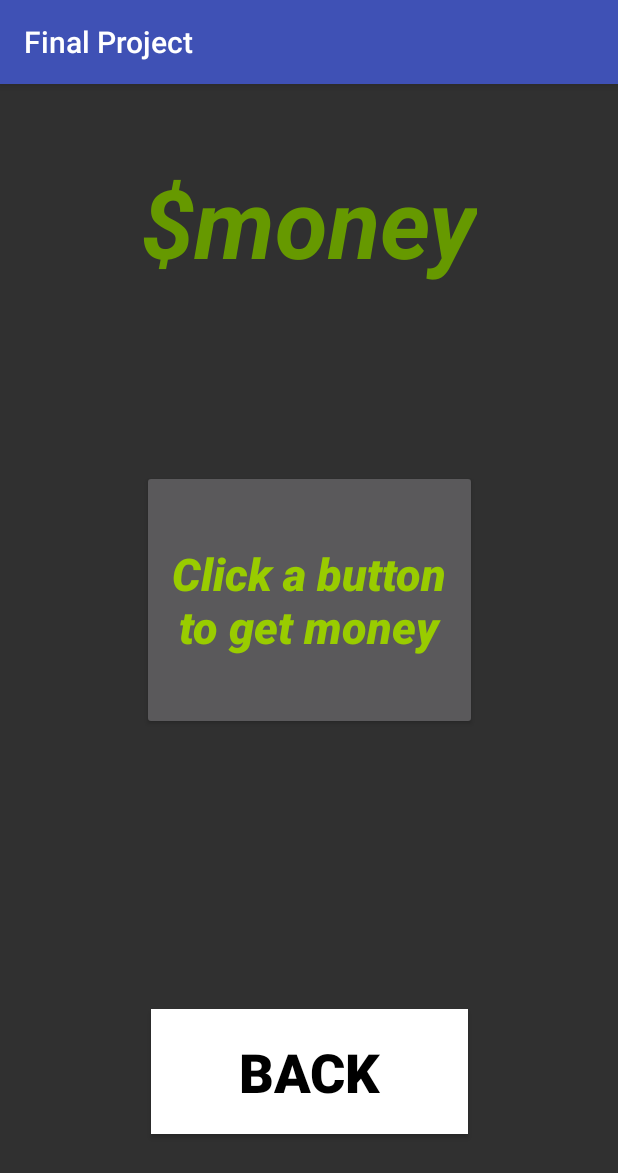
After one commit to annemariecabs/FinalProject, an Android app: the MoneyActivity screen opened directly, with no data from a screen before it, on a phone screen of 412 x 824 dp. The commit adds this screen. Shown: the top 1173 px of the screen. Run offline under Robolectric (Android 15) with nearby library versions, the phone set to English and light mode, and no system bars.

```diff
--- a/app/src/main/AndroidManifest.xml
+++ b/app/src/main/AndroidManifest.xml
@@ -18,7 +18,9 @@
             </intent-filter>
         </activity>
         <activity android:name=".EndingActivity" />
-        <activity android:name=".CreditActivity"></activity>
+        <activity android:name=".CreditActivity" />
+        <activity android:name=".MoneyActivity" />
+        <activity android:name=".ClickActivity"></activity>
     </application>
 
 </manifest>
--- /dev/null
+++ b/app/src/main/java/com/bishopireton/finalproject/MoneyActivity.java
@@ -0,0 +1,13 @@
+package com.bishopireton.finalproject;
+
+import android.support.v7.app.AppCompatActivity;
+import android.os.Bundle;
+
+public class MoneyActivity extends AppCompatActivity {
+
+    @Override
+    protected void onCreate(Bundle savedInstanceState) {
+        super.onCreate(savedInstanceState);
+        setContentView(R.layout.activity_money);
+    }
+}
--- /dev/null
+++ b/app/src/main/res/layout/activity_money.xml
@@ -0,0 +1,61 @@
+<?xml version="1.0" encoding="utf-8"?>
+<android.support.constraint.ConstraintLayout xmlns:android="http://schemas.android.com/apk/res/android"
+    xmlns:app="http://schemas.android.com/apk/res-auto"
+    xmlns:tools="http://schemas.android.com/tools"
+    android:layout_width="match_parent"
+    android:layout_height="match_parent"
+    tools:context="com.bishopireton.finalproject.MoneyActivity">
+
+    <Button
+        android:id="@+id/back_button"
+        android:layout_width="211dp"
+        android:layout_height="83dp"
+        android:layout_marginBottom="68dp"
+        android:layout_marginTop="8dp"
+        android:background="@android:color/background_light"
+        android:text="@string/back"
+        android:textColor="@android:color/black"
+        android:textSize="36sp"
+        android:textStyle="bold"
+        app:layout_constraintBottom_toBottomOf="parent"
+        app:layout_constraintHorizontal_bias="0.503"
+        app:layout_constraintLeft_toLeftOf="parent"
+        app:layout_constraintRight_toRightOf="parent"
+        app:layout_constraintTop_toTopOf="parent"
+        app:layout_constraintVertical_bias="1.0" />
+
+    <TextView
+        android:id="@+id/textView"
+        android:layout_width="wrap_content"
+        android:layout_height="wrap_content"
+        android:layout_marginBottom="8dp"
+        android:layout_marginTop="8dp"
+        android:text="$money"
+        android:textColor="@android:color/holo_green_dark"
+        android:textSize="@android:dimen/notification_large_icon_width"
+        android:textStyle="bold|italic"
+        app:layout_constraintBottom_toBottomOf="parent"
+        app:layout_constraintLeft_toLeftOf="parent"
+        app:layout_constraintRight_toRightOf="parent"
+        app:layout_constraintTop_toTopOf="parent"
+        app:layout_constraintVertical_bias="0.061" />
+
+    <Button
+        android:id="@+id/button3"
+        android:layout_width="223dp"
+        android:layout_height="173dp"
+        android:text="@string/get_money"
+        android:textAllCaps="false"
+        android:textColor="@android:color/holo_green_light"
+        android:textSize="30sp"
+        android:textStyle="bold|italic"
+        app:layout_constraintHorizontal_bias="0.503"
+        app:layout_constraintLeft_toLeftOf="parent"
+        app:layout_constraintRight_toRightOf="parent"
+        app:layout_constraintBottom_toBottomOf="parent"
+        android:layout_marginBottom="8dp"
+        app:layout_constraintTop_toTopOf="parent"
+        android:layout_marginTop="8dp"
+        app:layout_constraintVertical_bias="0.431" />
+
+</android.support.constraint.ConstraintLayout>
--- a/app/src/main/res/values/strings.xml
+++ b/app/src/main/res/values/strings.xml
@@ -18,4 +18,8 @@
     <string name="filler_money">+ $1000</string>
     <string name="home">HOME</string>
     <string name="credit">CREDITS</string>
+    <string name="back">BACK</string>
+    <string name ="click">click</string>
+    <string name="get_money">Click a button to get money</string>
+    <string name="click_money">Click this button to get money</string>
 </resources>
```
Also changed, not shown: app/src/main/java/com/bishopireton/finalproject/ClickActivity.java (added, +13 -0 lines), app/src/main/java/com/bishopireton/finalproject/Deck.java (+7 -0 lines), app/src/main/java/com/bishopireton/finalproject/EndingActivity.java (+10 -6 lines), app/src/main/java/com/bishopireton/finalproject/MainActivity.java (+17 -8 lines), app/src/main/res/layout/activity_click.xml (added, +44 -0 lines), app/src/main/res/layout/activity_ending.xml (+24 -23 lines).
